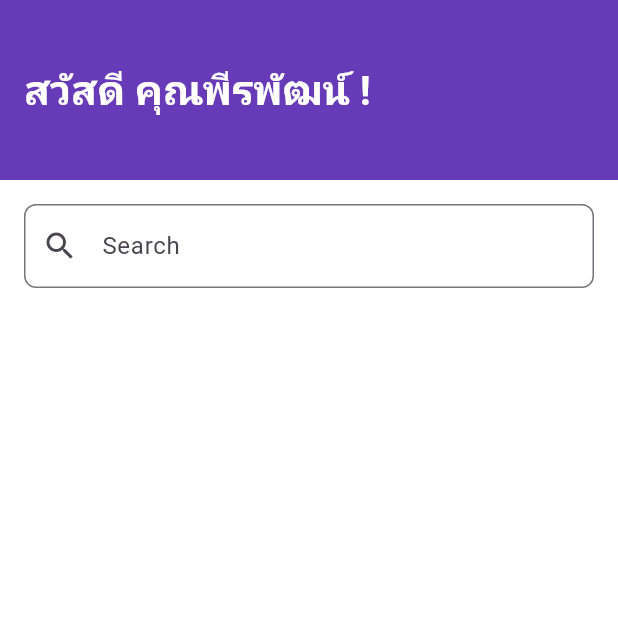
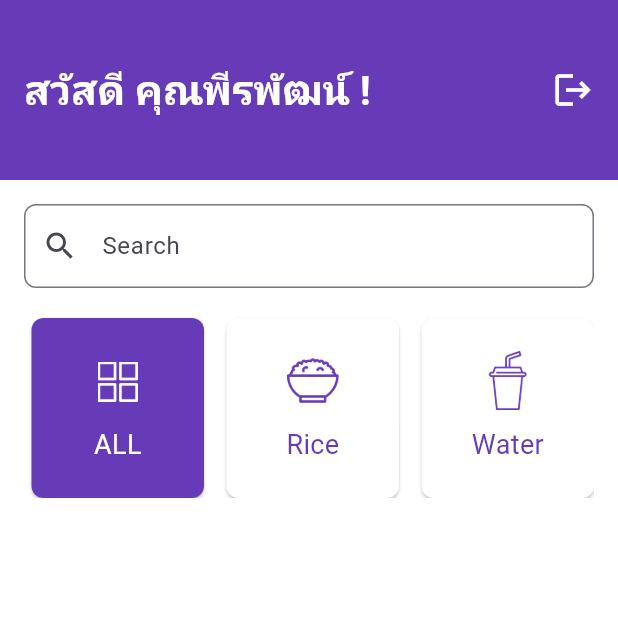
Before and after one commit to peerapattop/posmobile-flutter, a Flutter app: the Home screen opened directly, on a phone screen of 412 x 824 dp, the top half of it. Run offline on Flutter 3.47's test engine with Material 3 defaults, Android fonts, the phone set to English and light mode, and no system bars; our stand-ins replace flutter_svg, iconsax.

Commit message:
list menu

```diff
--- a/lib/screens/Home/home_screen.dart
+++ b/lib/screens/Home/home_screen.dart
@@ -11,7 +11,7 @@ class _HomeState extends State<Home> {
   @override
   Widget build(BuildContext context) {
     TextEditingController searchController = TextEditingController();
-    String? imageUrl;
+    int? selectedIndex;
 
     return Scaffold(
       appBar: AppBar(
@@ -19,7 +19,7 @@ class _HomeState extends State<Home> {
         automaticallyImplyLeading: false,
         backgroundColor: Colors.deepPurple,
         title: const Row(
-          mainAxisAlignment: MainAxisAlignment.start,
+          mainAxisAlignment: MainAxisAlignment.spaceBetween,
           children: [
             Text(
               "สวัสดี คุณพีรพัฒน์ !",
@@ -28,6 +28,11 @@ class _HomeState extends State<Home> {
                 fontWeight: FontWeight.bold,
                 color: Colors.white,
               ),
+            ),
+            Icon(
+                Icons.logout,
+                color: Colors.white,
+              size: 28,
             ),
           ],
         ),
@@ -47,11 +52,153 @@ class _HomeState extends State<Home> {
                 ),
               ),
             ),
-            //รายการอาหาร
-
-          ]
+            //รายการชนิด
+            SingleChildScrollView(
+              scrollDirection: Axis.horizontal,
+              child: Row(
+                crossAxisAlignment: CrossAxisAlignment.start,
+                children: [
+                  SizedBox(
+                    width: 120,
+                    height: 140,
+                    child: Card(
+                      shape: RoundedRectangleBorder(
+                        borderRadius: BorderRadius.circular(8.0),
+                      ),
+                      color: Colors.deepPurple,
+                      margin: const EdgeInsets.only(top: 20, left: 5),
+                      child: Padding(
+                        padding: const EdgeInsets.all(22.0),
+                        child: Column(
+                          mainAxisSize: MainAxisSize.min,
+                          children: <Widget>[
+                            const SizedBox(height: 7),
+                            Image.asset(
+                              "assets/icons/grid.png",
+                              color: Colors.white,
+                              scale: 19,
+                            ),
+                            const SizedBox(height: 16),
+                            const Text(
+                              'ALL',
+                              style:
+                                  TextStyle(color: Colors.white, fontSize: 18),
+                            ),
+                          ],
+                        ),
+                      ),
+                    ),
+                  ),
+                  const SizedBox(width: 10),
+                  SizedBox(
+                    width: 120,
+                    height: 140,
+                    child: Card(
+                      shape: RoundedRectangleBorder(
+                        borderRadius: BorderRadius.circular(8.0),
+                      ),
+                      color: Colors.white,
+                      margin: const EdgeInsets.only(top: 20, left: 5),
+                      child: Padding(
+                        padding: const EdgeInsets.all(22.0),
+                        child: Column(
+                          mainAxisSize: MainAxisSize.min,
+                          children: <Widget>[
+                            Image.asset(
+                              "assets/icons/rice.png",
+                              color: Colors.deepPurple,
+                              scale: 13,
+                            ),
+                            const SizedBox(height: 10),
+                            const Text(
+                              'Rice',
+                              style:
+                              TextStyle(color: Colors.deepPurple, fontSize: 18),
+                            ),
+                          ],
+                        ),
+                      ),
+                    ),
+                  ),
+                  const SizedBox(width: 10),
+                  SizedBox(
+                    width: 120,
+                    height: 140,
+                    child: Card(
+                      shape: RoundedRectangleBorder(
+                        borderRadius: BorderRadius.circular(8.0),
+                      ),
+                      color: Colors.white,
+                      margin: const EdgeInsets.only(top: 20, left: 5),
+                      child:  Padding(
+                        padding: const EdgeInsets.all(22.0),
+                        child: Column(
+                          mainAxisSize: MainAxisSize.min,
+                          children: <Widget>[
+                            Image.asset(
+                              "assets/icons/soda.png",
+                              color: Colors.deepPurple,
+                              scale: 13,
+                            ),
+                            const SizedBox(height: 10),
+                            const Text(
+                              'Water',
+                              style:
+                              TextStyle(color: Colors.deepPurple, fontSize: 18),
+                            ),
+                          ],
+                        ),
+                      ),
+                    ),
+                  ),
+                  const SizedBox(width: 10),
+                  SizedBox(
+                    width: 120,
+                    height: 140,
+                    child: Card(
+                      shape: RoundedRectangleBorder(
+                        borderRadius: BorderRadius.circular(8.0),
+                      ),
+                      color: Colors.white,
+                      margin: const EdgeInsets.only(top: 20, left: 5),
+                      child: const Padding(
+                        padding: EdgeInsets.all(22.0),
+                        child: Column(
+                          mainAxisSize: MainAxisSize.min,
+                          children: <Widget>[
+                            Text('ALL'),
+                          ],
+                        ),
+                      ),
+                    ),
+                  ),
+                  SizedBox(width: 10),
+                  SizedBox(
+                    width: 120,
+                    height: 140,
+                    child: Card(
+                      shape: RoundedRectangleBorder(
+                        borderRadius: BorderRadius.circular(8.0),
+                      ),
+                      color: Colors.white,
+                      margin: const EdgeInsets.only(top: 20, left: 5),
+                      child: const Padding(
+                        padding: EdgeInsets.all(22.0),
+                        child: Column(
+                          mainAxisSize: MainAxisSize.min,
+                          children: <Widget>[
+                            Text('ALL'),
+                          ],
+                        ),
+                      ),
+                    ),
+                  ),
+                ],
+              ),
+            ),
+          ],
         ),
-      )
+      ),
     );
   }
 }
```
Also changed, not shown: assets/icons/grid.png (added), assets/icons/rice.png (added), assets/icons/soda.png (added).
